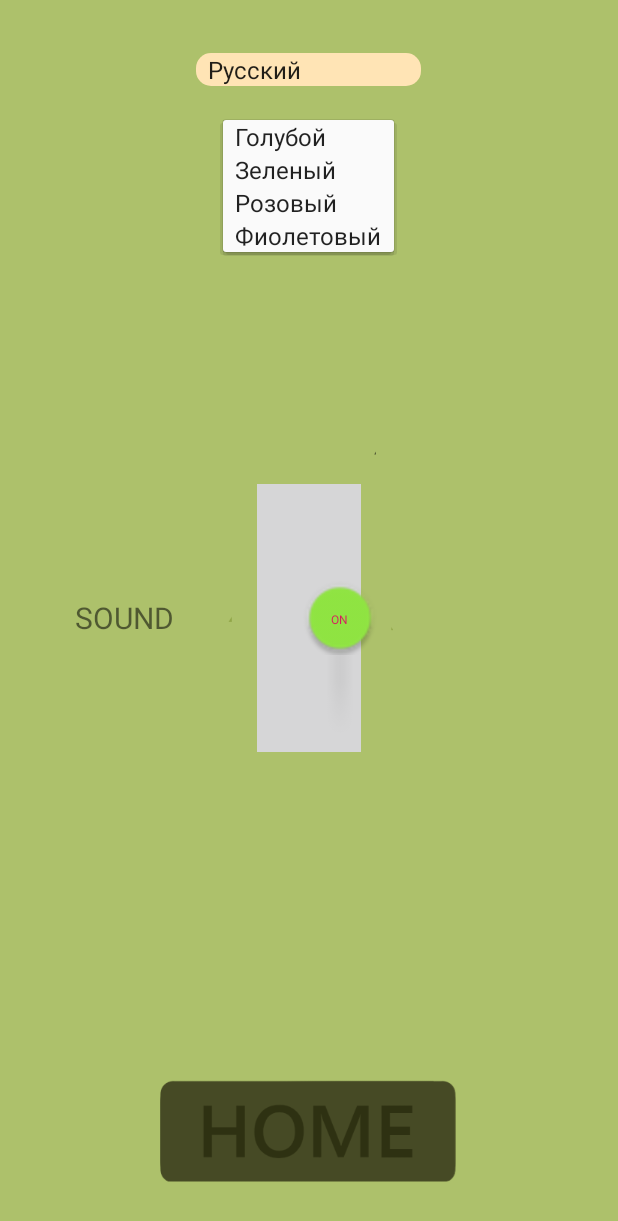
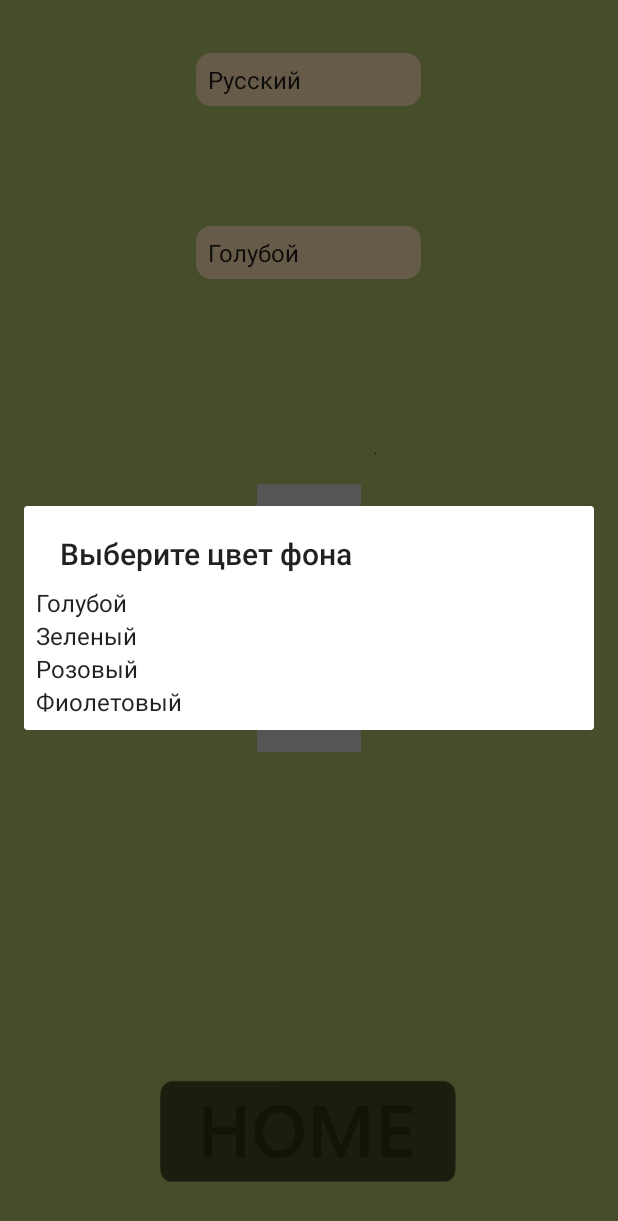
Before and after one commit to MDAsDEV/Kubiks, an Android app: the settings screen opened directly, with no data from a screen before it, after a tap on "Голубой", on a phone screen of 412 x 824 dp. Shown: the top 1221 px of the screen. Run offline under Robolectric (Android 15) with nearby library versions, the phone set to English and light mode, and no system bars.

Commit message:
added light version of refreshing activity

```diff
--- a/app/src/main/java/com/example/kubiks/settings.kt
+++ b/app/src/main/java/com/example/kubiks/settings.kt
@@ -1,10 +1,10 @@
 package com.example.kubiks
-
 import android.content.Context
 import android.content.Intent
 import android.content.SharedPreferences
 import androidx.appcompat.app.AppCompatActivity
 import android.os.Bundle
+import android.os.Handler
 import android.util.Log
 import android.view.MotionEvent
 import android.view.View
@@ -16,9 +16,9 @@ import androidx.core.content.ContextCompat
 import kotlinx.android.synthetic.main.activity_settings.*
 import android.widget.AdapterView
 import android.widget.AdapterView.OnItemSelectedListener
-
 import android.widget.Toast
-
+import java.util.Timer
+import kotlin.concurrent.schedule
 
 
 
@@ -32,17 +32,19 @@ class settings : AppCompatActivity() {
     private lateinit var prefs_sound: SharedPreferences
     private lateinit var prefs_background: SharedPreferences
     private lateinit var prefs_language: SharedPreferences
+    lateinit var spinner_object: Spinner
+    lateinit var SpinnerLanguage: Spinner
     override fun onCreate(savedInstanceState: Bundle?) {
         Log.i("check error creating activity", "Successfull")
         super.onCreate(savedInstanceState)
         Log.i("check error creating activity2", "Successfull")
         setContentView(R.layout.activity_settings)
         Log.i("check error creating activity3", "Successfull")
-        prefs_sound = getSharedPreferences("sound_settings", Context.MODE_PRIVATE)
+        prefs_sound = getSharedPreferences("sound_settings", MODE_PRIVATE)
         Log.i("check error creating activity4", "Successfull")
-        prefs_background = getSharedPreferences("background_settings" ,Context.MODE_PRIVATE)
+        prefs_background = getSharedPreferences("background_settings" , MODE_PRIVATE)
         Log.i("check error creating activity5", "Successfull")
-        prefs_language = getSharedPreferences("language_settings", Context.MODE_PRIVATE)
+        prefs_language = getSharedPreferences("language_settings", MODE_PRIVATE)
         Log.i("check error creating activity6", "Successfull")
         val LayoutSettings = findViewById<RelativeLayout>(R.id.settings_layout)
         val AllColors = resources.getStringArray(R.array.colors)
@@ -86,8 +88,8 @@ class settings : AppCompatActivity() {
             })
         }
         Log.i("check error creating activity7", "Succesfull")
-        val spinner_object = findViewById<Spinner>(R.id.spinner_choose_fone)
-        val SpinnerLanguage: Spinner = findViewById<Spinner>(R.id.spinner_language)
+        spinner_object = findViewById<Spinner>(R.id.spinner_choose_fone)
+        SpinnerLanguage = findViewById<Spinner>(R.id.spinner_language)
         Log.i("language data check error == ", language_data)
         if ("eng" in language_data){
             var DataColors = resources.getStringArray(R.array.colors_eng)
@@ -95,6 +97,10 @@ class settings : AppCompatActivity() {
             var DataArrayAdapter = ArrayAdapter(this, android.R.layout.simple_spinner_item, DataColors)
             spinner_object.adapter = DataArrayAdapter
             SpinnerLanguage.setSelection(1)
+            SpinnerLanguage.prompt = "Choose Language"
+            Log.i("test spinner language eng == ", R.string.prompt_language_eng.toString())
+            spinner_object.prompt = "Choose background color"
+            Log.i("test spinner phone eng == ", R.string.prompt_phone_eng.toString())
         }
         else
         {
@@ -103,6 +109,10 @@ class settings : AppCompatActivity() {
             var DataArrayAdapter = ArrayAdapter(this, android.R.layout.simple_spinner_item, Data)
             spinner_object.adapter = DataArrayAdapter
             SpinnerLanguage.setSelection(0)
+            SpinnerLanguage.prompt = "Выберите язык"
+            Log.i("test spinner language == ", R.string.prompt_language_rus.toString())
+            spinner_object.prompt = "Выберите цвет фона"
+            Log.i("test phone language == ", R.string.prompt_phone_rus.toString())
         }
         if (prefs_background.contains(BACKGROUND_PREFERENCE_MODE)){
             val color_background = prefs_background.getString(BACKGROUND_PREFERENCE_MODE, "None")
@@ -110,6 +120,7 @@ class settings : AppCompatActivity() {
             Log.i("color background id == ", color_background_id.toString())
             spinner_object.setSelection(color_background_id)
         }
+        var check: Int = 0
             spinner_object.setOnItemSelectedListener(object : OnItemSelectedListener {
             override fun onItemSelected(
                 parent: AdapterView<*>?,
@@ -117,7 +128,9 @@ class settings : AppCompatActivity() {
             ) {
                 Log.i("Selected Item Poion == ", selectedItemPosition.toString())
                 val CurrentBackgroundColor = AllColors.get(selectedItemPosition)
+
                 changeBackgroundMode(CurrentBackgroundColor)
+
 
             }
 
@@ -127,13 +140,24 @@ class settings : AppCompatActivity() {
             override fun onItemSelected(
                 parent: AdapterView<*>?,
                 itemSelected: View, selectedItemPosition: Int, selectedId: Long
-            ) {
+            )
+            {
                     Log.i("Selected Item language == ", selectedItemPosition.toString())
-                if (selectedItemPosition == 1){
+                        if (selectedItemPosition == 1) {
                         change_language_mode("eng")
                     }
-                else{
+                    else {
                         change_language_mode("rus")
+                    }
+                Log.i("check23 == ", check.toString())
+                if (++check > 1){
+                    Log.i("check23 > 1 == ", check.toString())
+                    val handler = Handler()
+                    finish();
+                    overridePendingTransition(0, 0);
+                    startActivity(getIntent());
+                    overridePendingTransition(0, 0);
+                    check += 1
                     }
 
             }
@@ -143,6 +167,8 @@ class settings : AppCompatActivity() {
     }
 
     fun change_language_mode(NewLang: String){
+        Log.i("language mode", "we are here")
+        Log.i("language data == ", NewLang)
         val edit_language_prefs = prefs_language.edit()
         edit_language_prefs.putString(LANGUAGE_PREFERENCE_MODE, NewLang.toString()).apply()
     }
--- a/app/src/main/res/layout/activity_settings.xml
+++ b/app/src/main/res/layout/activity_settings.xml
@@ -14,19 +14,18 @@
         android:id="@+id/test_txt"
         android:layout_width="wrap_content"
         android:layout_height="wrap_content"
+        android:layout_alignParentLeft="true"
         android:layout_centerVertical="true"
-            android:layout_alignParentLeft="true"
         android:layout_marginStart="50dp"
         android:text="SOUND"
-            android:textSize="20dp"
-            ></TextView>
+        android:textSize="20dp"></TextView>
+
     <androidx.appcompat.widget.SwitchCompat
         android:id="@+id/switch_sound"
-            android:theme="@style/SwitchCompatStyle"
         android:layout_width="wrap_content"
         android:layout_height="wrap_content"
-            android:layout_centerHorizontal="true"
-            android:layout_centerVertical="true"
+        android:layout_centerInParent="true"
+        android:theme="@style/SwitchCompatStyle"
         app:showText="true"
         app:switchTextAppearance="@style/SwitchCompatTextStyle"
         app:track="@drawable/switch_track" />
@@ -35,29 +34,31 @@
     <ImageView
         android:layout_width="wrap_content"
         android:layout_height="wrap_content"
-        android:layout_below="@+id/switch_language"
         android:layout_marginTop="-40dp"
         app:srcCompat="@drawable/engl_label"
-
         ></ImageView>
 
     <Spinner
         android:id="@+id/spinner_language"
         android:layout_width="wrap_content"
         android:layout_height="wrap_content"
-        android:layout_below="@+id/switch_language"
         android:layout_centerHorizontal="true"
         android:layout_marginTop="35dp"
+        android:background="@drawable/check_shape"
+        android:entries="@array/languages"
         android:minWidth="150dp"
-        android:background="@drawable/check_shape"
-        android:entries="@array/languages"></Spinner>
+        android:minHeight="35dp"
+        android:spinnerMode="dialog"></Spinner>
 
     <Spinner
         android:id="@+id/spinner_choose_fone"
         android:layout_width="wrap_content"
         android:layout_height="wrap_content"
-        android:layout_below="@+id/switch_language"
+        android:layout_below="@+id/spinner_language"
         android:layout_centerHorizontal="true"
+        android:spinnerMode="dialog"
+        android:minHeight="35dp"
+        android:minWidth="150dp"
         android:layout_marginTop="80dp"
         android:background="@drawable/check_shape"
         android:entries="@array/colors"></Spinner>
--- a/app/src/main/res/values/strings.xml
+++ b/app/src/main/res/values/strings.xml
@@ -10,6 +10,10 @@
     <string name="imgviewone">TODO</string>
     <string name="onedice">TODO</string>
     <string name="startimg">TODO</string>
+    <string name="prompt_language_rus">Выберите язык</string>
+    <string name="prompt_language_eng">Choose language</string>
+    <string name="prompt_phone_rus">Выберите фон</string>
+    <string name="prompt_phone_eng">Choose phone</string>
     <string-array name="colors">
         <item>Голубой</item>
         <item>Зеленый</item>
--- a/app/src/main/res/values/styles.xml
+++ b/app/src/main/res/values/styles.xml
@@ -23,4 +23,8 @@
 
     <style name="spinnerDropDownItemStyle" parent="android:TextAppearance.Widget.TextView.SpinnerItem">
     </style>
+
+    <style name="noAnimTheme" parent="android:Theme">
+        <item name="android:windowAnimationStyle">@null</item>
+    </style>
 </resources>
--- a/build.gradle
+++ b/build.gradle
@@ -11,6 +11,7 @@ buildscript {
         classpath 'com.android.tools.build:gradle:3.5.3'
         classpath "org.jetbrains.kotlin:kotlin-gradle-plugin:$kotlin_version"
          "androidx.constraintlayout:constraintlayout:2.0.4"
+
 
         // NOTE: Do not place your application dependencies here; they belong
         // in the individual module build.gradle files
```
Also changed, not shown: app/src/main/AndroidManifest.xml (+7 -1 lines). Lines whose indentation alone changed are shown as unchanged.
